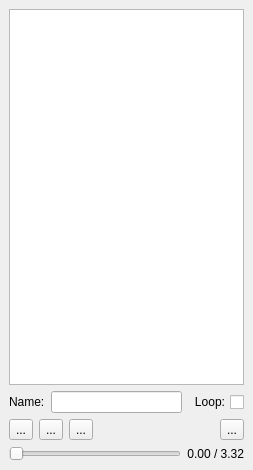
Before: the Qt Designer form tools/MIEP/animationviewer.ui in ikskuh/acknext, drawn with Qt 5.
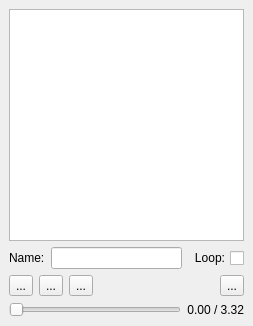
After: the same form once the commit is applied. Icons and pictures are not drawn.

Diff of the .ui file:
```diff
--- a/tools/MIEP/animationviewer.ui
+++ b/tools/MIEP/animationviewer.ui
@@ -7,7 +7,7 @@
     <x>0</x>
     <y>0</y>
     <width>253</width>
-    <height>470</height>
+    <height>326</height>
    </rect>
   </property>
   <property name="minimumSize">
```
